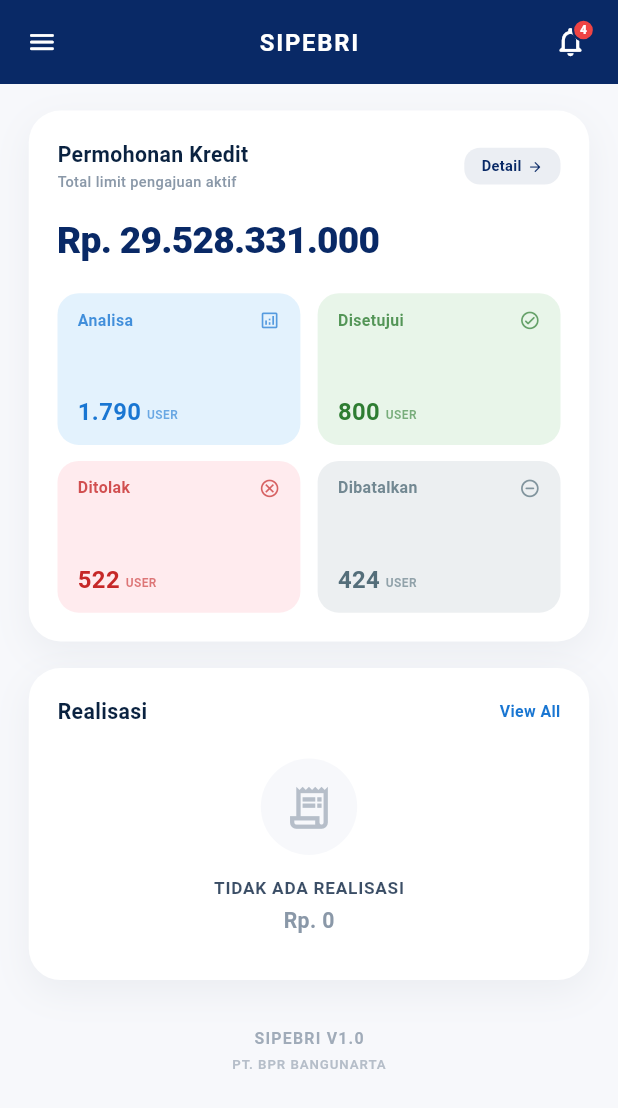
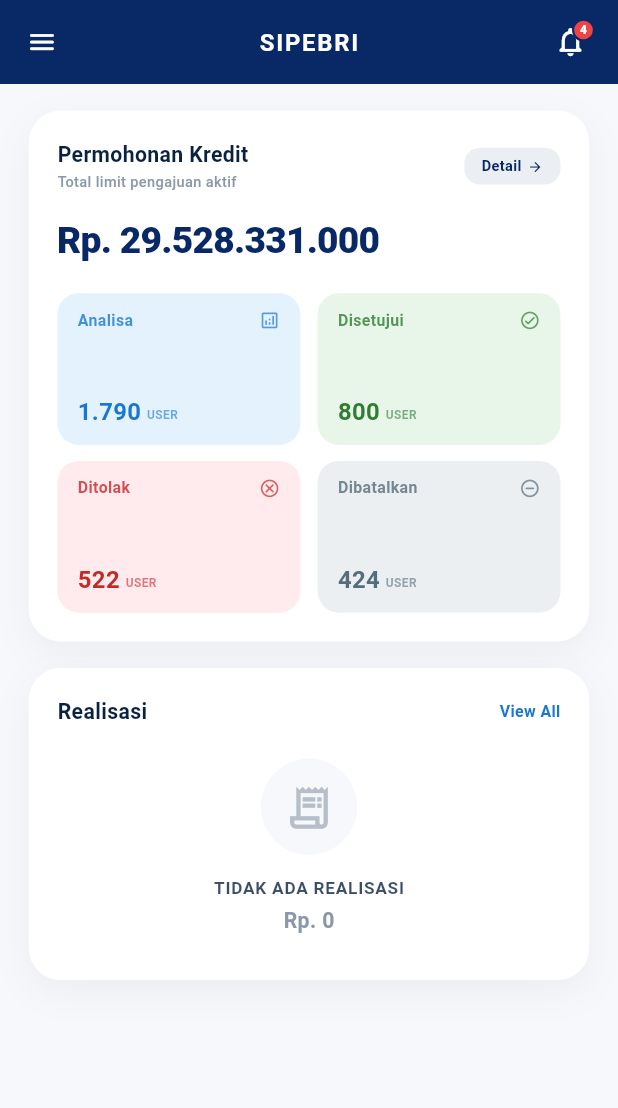
Before and after one commit to DhikaRoidHakim/Portal-Bangunarta, a Flutter app: the SipebriDashboardBody screen opened directly, on a phone screen of 412 x 824 dp. Shown: the top 1108 px of the screen. Run offline on Flutter 3.47's test engine with Material 3 defaults, Android fonts, the phone set to English and light mode, and no system bars; drawn by our look-alikes of overlay_support; our stand-ins replace device_info_plus, dio, firebase_core, firebase_remote_config, flutter_dotenv, flutter_riverpod and 8 more; missing offline and left inert: avatar_plus, esc_pos_utils_plus, print_bluetooth_thermal; accounts and stored records are empty; network calls fail.

Commit message:
Update: Sipebri

```diff
--- a/analysis_options.yaml
+++ b/analysis_options.yaml
@@ -14,6 +14,7 @@ analyzer:
         unused_local_variable: ignore
         unused_import: ignore
         unused_element_parameter: ignore
+        avoid_print: ignore
 
 linter:
     # The lint rules applied to this project can be customized in the
--- a/lib/core/navigation/app_router.dart
+++ b/lib/core/navigation/app_router.dart
@@ -29,7 +29,7 @@ import 'package:go_router/go_router.dart';
 
 class _AuthChangeNotifier extends ChangeNotifier {
   _AuthChangeNotifier(Ref ref) {
-    ref.listen<AuthState>(authProvider, (_, __) {
+    ref.listen<AuthState>(authProvider, (_, _) {
       notifyListeners();
     });
   }
--- a/lib/features/samba/screens/open_account_screen.dart
+++ b/lib/features/samba/screens/open_account_screen.dart
@@ -351,7 +351,7 @@ class _OpenAccountScreenState extends State<OpenAccountScreen> {
             color: AppTheme.surfaceWhite,
           ),
           child: DropdownButtonFormField<String>(
-            value: value,
+            initialValue: value,
             isExpanded: true,
             icon: const Icon(
               Icons.keyboard_arrow_down_rounded,
--- a/lib/features/shell/screens/dashboard.dart
+++ b/lib/features/shell/screens/dashboard.dart
@@ -1,5 +1,3 @@
-import 'dart:ui';
-
 import 'package:bangunarta_portal/core/auth/auth_provider.dart';
 import 'package:bangunarta_portal/core/theme/theme.dart';
 import 'package:bangunarta_portal/core/utils/dashboard_util.dart';
@@ -61,7 +59,7 @@ class _DashboardPageState extends ConsumerState<DashboardPage> {
     ),
     _ServiceItem(
       title: 'Sipebri',
-      subtitle: 'Sistem Permohonan Kredit',
+      subtitle: 'Sistem Pemberian Kredit',
       iconPath: 'assets/icons/file-check.svg',
       color: AppTheme.primaryColor,
       gradient: const [AppTheme.primaryColor, Color(0xFF1E3A8A)],
--- a/lib/features/shell/screens/profile_screen.dart
+++ b/lib/features/shell/screens/profile_screen.dart
@@ -146,7 +146,7 @@ class _ProfilePageState extends ConsumerState<ProfilePage> {
     );
   }
 
-  Widget _buildChangePasswordButton() {
+  Widget buildChangePasswordButton() {
     return Container(
       width: double.infinity,
       decoration: BoxDecoration(
--- a/lib/features/simontok/providers/simontok_repository.dart
+++ b/lib/features/simontok/providers/simontok_repository.dart
@@ -184,7 +184,7 @@ class SimontokRepository {
         'keterangan_hasil': keteranganHasil,
         if (janjiBayar.isNotEmpty) 'janji_bayar': janjiBayar,
         'klasifikasi': klasifikasi,
-        if (multipartFile != null) 'foto_penanganan': multipartFile,
+        'foto_penanganan': ?multipartFile,
       });
 
       final response = await DioClient.instance.dio.post(
@@ -249,7 +249,7 @@ class SimontokRepository {
         'nomor_debitur': nomorDebitur,
         'nomor_pendamping': nomorPendamping,
         'klasifikasi': klasifikasi,
-        if (multipartFile != null) 'foto_penanganan': multipartFile,
+        'foto_penanganan': ?multipartFile,
       });
 
       // final requestUrl = '${DioClient.instance.dio.options.baseUrl}${ApiEndpoints.submitVerifikasi}/$taskId';
--- a/lib/features/simontok/widgets/dashboard_body.dart
+++ b/lib/features/simontok/widgets/dashboard_body.dart
@@ -162,7 +162,7 @@ Widget buildDashboardWidget({
 }
 
 // Action Item Widget internal
-Widget _buildActionItem({
+Widget buildActionItem({
   required IconData icon,
   required String title,
   required Color color,
--- /dev/null
+++ b/lib/features/sipebri/helpers/sipebri_helpers.dart
@@ -0,0 +1 @@
+export 'about_dialog.dart';
--- a/lib/features/sipebri/widgets/sipebri_dashboard_body.dart
+++ b/lib/features/sipebri/widgets/sipebri_dashboard_body.dart
@@ -91,44 +91,14 @@ class SipebriDashboardBody extends StatelessWidget {
         physics: const BouncingScrollPhysics(),
         padding: EdgeInsets.symmetric(horizontal: 20.w, vertical: 20.h),
         children: [
-          // 1. Permohonan Kredit Card
+          // Permohonan Kredit Card
           PermohonanKreditCard(onDetailTap: onPermohonanDetailTap),
 
           SizedBox(height: 20.h),
 
-          // 2. Realisasi Card
+          // Realisasi Card
           RealisasiCard(onViewAllTap: onRealisasiViewAllTap),
 
-          SizedBox(height: 36.h),
-
-          // 3. Footer
-          Center(
-            child: Column(
-              children: [
-                Text(
-                  'SIPEBRI V1.0',
-                  style: TextStyle(
-                    fontSize: 12.sp,
-                    fontWeight: FontWeight.w700,
-                    color: AppTheme.textSecondary.withValues(alpha: 0.8),
-                    letterSpacing: 0.8,
-                  ),
-                ),
-                SizedBox(height: 4.h),
-                Text(
-                  'PT. BPR BANGUNARTA',
-                  style: TextStyle(
-                    fontSize: 10.sp,
-                    fontWeight: FontWeight.w600,
-                    color: AppTheme.textSecondary.withValues(alpha: 0.6),
-                    letterSpacing: 0.6,
-                  ),
-                ),
-              ],
-            ),
-          ),
-
-          // Extra space for FAB and BottomBar
           SizedBox(height: 80.h),
         ],
       ),
```
Also changed, not shown: lib/core/auth/settings_screen.dart (+5 -4 lines), lib/core/utils/global_util.dart (+12 -0 lines), lib/features/shell/screens/splash_screen.dart (+21 -23 lines), lib/features/sipebri/helpers/about_dialog.dart (added, +30 -0 lines).
